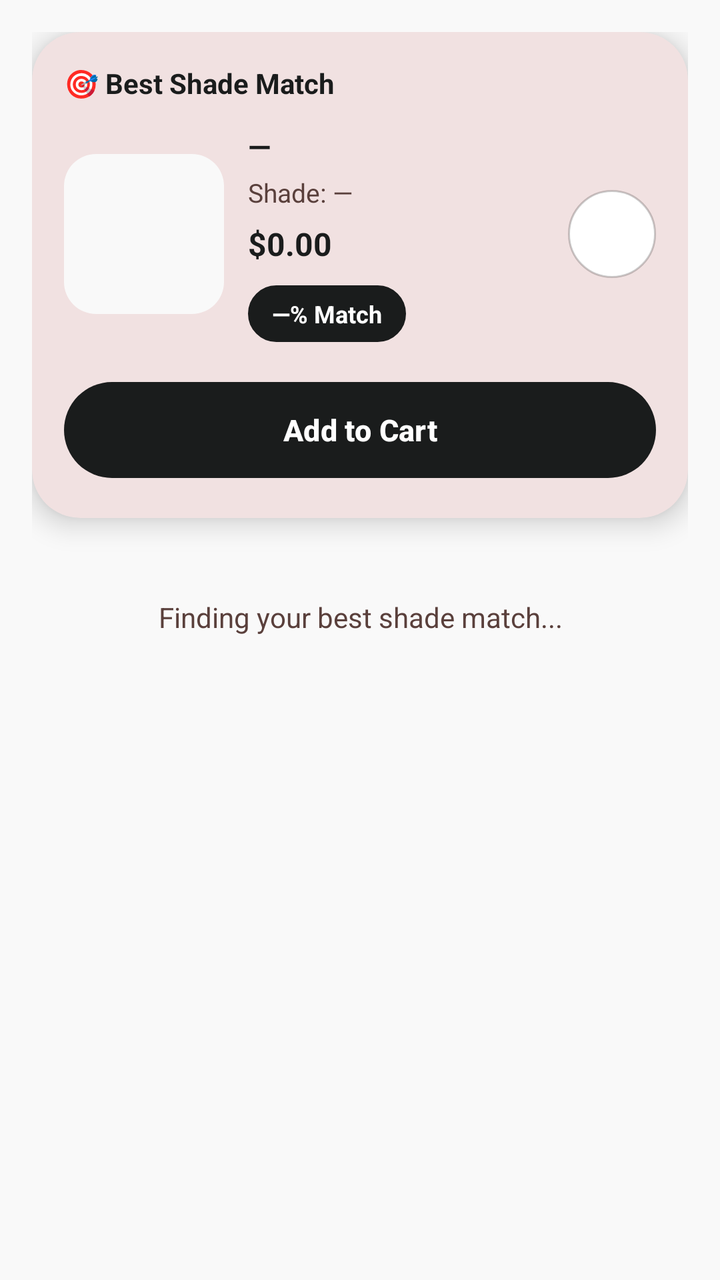
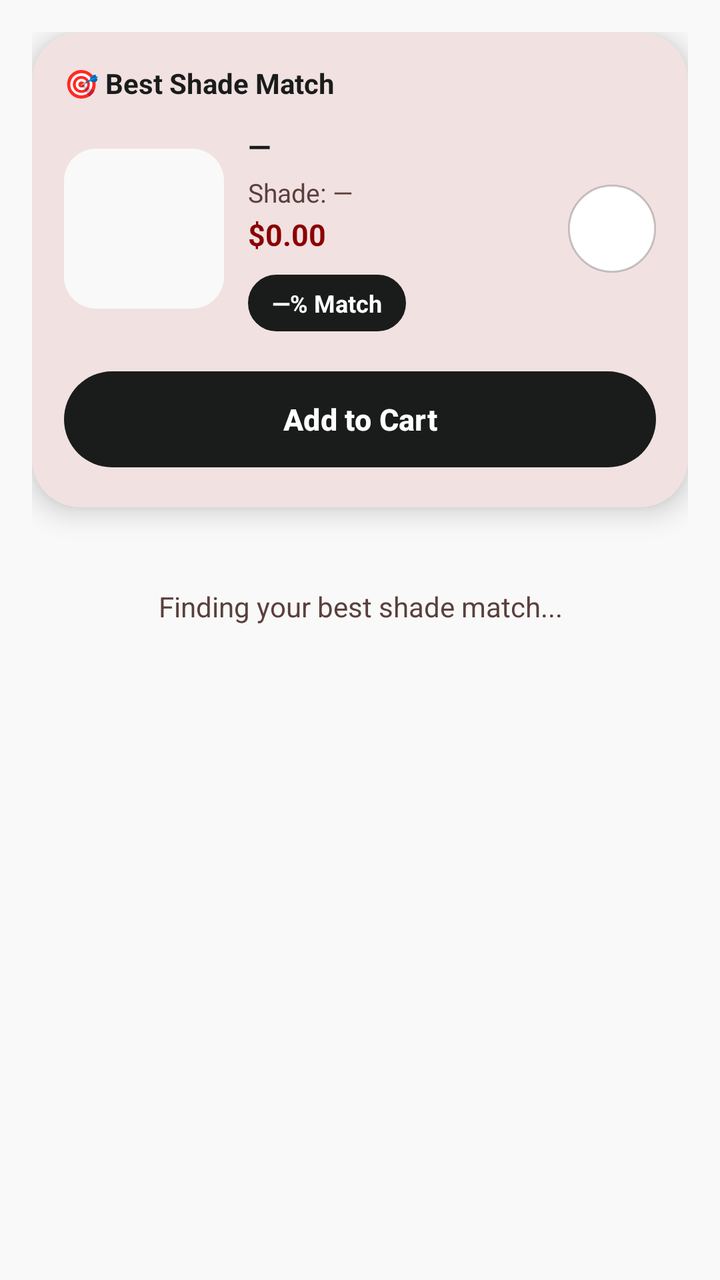

An Android layout rendered at two revisions. The XML below is the earlier revision; the diff shows what the commit changed to produce the second picture.
<!-- AndroidManifest.xml: application theme Theme.TirTirMCommerce -->
<!-- res/layout/fragment_shade_finder.xml -->
<?xml version="1.0" encoding="utf-8"?>
<androidx.core.widget.NestedScrollView xmlns:android="http://schemas.android.com/apk/res/android"
    xmlns:app="http://schemas.android.com/apk/res-auto"
    android:layout_width="match_parent"
    android:layout_height="match_parent"
    android:background="@color/tirtir_off_white">

    <LinearLayout
        android:layout_width="match_parent"
        android:layout_height="wrap_content"
        android:orientation="vertical"
        android:padding="16dp">

        
        <com.google.android.material.card.MaterialCardView
            android:layout_width="match_parent"
            android:layout_height="wrap_content"
            app:cardBackgroundColor="@color/tirtir_white"
            app:cardCornerRadius="24dp"
            app:cardElevation="8dp"
            app:strokeWidth="0dp">

            <LinearLayout
                android:layout_width="match_parent"
                android:layout_height="wrap_content"
                android:orientation="vertical"
                android:padding="16dp">

                <TextView
                    android:layout_width="match_parent"
                    android:layout_height="wrap_content"
                    android:text="🎯 Best Shade Match"
                    android:textColor="@color/tirtir_black"
                    android:textSize="14sp"
                    android:textStyle="bold" />

                <LinearLayout
                    android:layout_width="match_parent"
                    android:layout_height="wrap_content"
                    android:layout_marginTop="12dp"
                    android:gravity="center_vertical"
                    android:orientation="horizontal">

                    <com.google.android.material.imageview.ShapeableImageView
                        android:id="@+id/imgTopMatchProduct"
                        android:layout_width="80dp"
                        android:layout_height="80dp"
                        android:scaleType="centerCrop"
                        android:background="@color/tirtir_off_white"
                        app:shapeAppearanceOverlay="@style/CornerRadius16" />

                    <LinearLayout
                        android:layout_width="0dp"
                        android:layout_height="wrap_content"
                        android:layout_marginStart="12dp"
                        android:layout_weight="1"
                        android:orientation="vertical">

                        <TextView
                            android:id="@+id/tvTopMatchName"
                            android:layout_width="match_parent"
                            android:layout_height="wrap_content"
                            android:text="—"
                            android:textColor="@color/tirtir_black"
                            android:textSize="15sp"
                            android:textStyle="bold" />

                        <TextView
                            android:id="@+id/tvTopMatchShade"
                            android:layout_width="match_parent"
                            android:layout_height="wrap_content"
                            android:layout_marginTop="4dp"
                            android:text="Shade: —"
                            android:textColor="@color/tirtir_text_secondary"
                            android:textSize="13sp" />

                        <TextView
                            android:id="@+id/tvTopMatchPrice"
                            android:layout_width="match_parent"
                            android:layout_height="wrap_content"
                            android:layout_marginTop="6dp"
                            android:text="$0.00"
                            android:textColor="@color/tirtir_black"
                            android:textSize="16sp"
                            android:textStyle="bold" />

                        
                        <LinearLayout
                            android:layout_width="wrap_content"
                            android:layout_height="wrap_content"
                            android:layout_marginTop="10dp"
                            android:background="@drawable/bg_tag_premium"
                            android:backgroundTint="@color/tirtir_black"
                            android:paddingHorizontal="12dp"
                            android:paddingVertical="6dp">

                            <TextView
                                android:id="@+id/tvTopMatchPercent"
                                android:layout_width="wrap_content"
                                android:layout_height="wrap_content"
                                android:text="—% Match"
                                android:textColor="@color/tirtir_white"
                                android:textSize="12sp"
                                android:textStyle="bold" />
                        </LinearLayout>
                    </LinearLayout>

                    
                    <View
                        android:id="@+id/viewTopMatchSwatch"
                        android:layout_width="44dp"
                        android:layout_height="44dp"
                        android:background="@drawable/bg_shade_swatch_rounded"
                        android:layout_marginStart="12dp"
                        android:elevation="4dp" />
                </LinearLayout>

                
                <com.google.android.material.button.MaterialButton
                    android:id="@+id/btnTopMatchAddToCart"
                    android:layout_width="match_parent"
                    android:layout_height="56dp"
                    android:layout_marginTop="16dp"
                    android:text="Add to Cart"
                    android:textSize="15sp"
                    android:textStyle="bold"
                    app:backgroundTint="@color/tirtir_black"
                    app:cornerRadius="28dp" />
            </LinearLayout>
        </com.google.android.material.card.MaterialCardView>

        
        <TextView
            android:id="@+id/tvOtherMatchesHeader"
            android:layout_width="match_parent"
            android:layout_height="wrap_content"
            android:layout_marginTop="20dp"
            android:layout_marginBottom="8dp"
            android:text="Other matches"
            android:textColor="@color/tirtir_black"
            android:textSize="15sp"
            android:textStyle="bold"
            android:visibility="gone" />

        <androidx.recyclerview.widget.RecyclerView
            android:id="@+id/rvShadeMatches"
            android:layout_width="match_parent"
            android:layout_height="wrap_content"
            android:nestedScrollingEnabled="false" />

        
        <TextView
            android:id="@+id/tvShadeEmpty"
            android:layout_width="match_parent"
            android:layout_height="wrap_content"
            android:layout_marginTop="16dp"
            android:gravity="center"
            android:paddingVertical="24dp"
            android:text="Finding your best shade match..."
            android:textColor="@color/tirtir_text_secondary"
            android:textSize="14sp" />
    </LinearLayout>
</androidx.core.widget.NestedScrollView>
<!-- resources referenced by this layout -->
<resources>
  <color name="tirtir_black">#1A1C1C</color>
  <color name="tirtir_off_white">#F9F9F9</color>
  <color name="tirtir_text_secondary">#5A403C</color>
  <color name="tirtir_white">#FFFFFF</color>
  <!-- drawable bg_shade_swatch_rounded (drawable) -->
  <?xml version="1.0" encoding="utf-8"?>
  <shape xmlns:android="http://schemas.android.com/apk/res/android"
      android:shape="oval">
      <stroke android:width="1dp" android:color="#33000000" />
      <solid android:color="#FFFFFF" />
  </shape>
  <!-- drawable bg_tag_premium (drawable) -->
  <?xml version="1.0" encoding="utf-8"?>
  <shape xmlns:android="http://schemas.android.com/apk/res/android"
      android:shape="rectangle">
      <corners android:radius="24dp" />
      <stroke android:width="1dp" android:color="#E0E0E0" />
      <solid android:color="#FFFFFF" />
  </shape>
  <style name="CornerRadius16" parent="">
          <item name="cornerFamily">rounded</item>
          <item name="cornerSize">16dp</item>
      </style>
  <style name="Theme.TirTirMCommerce" parent="Base.Theme.TirTirMCommerce" />
  <style name="Base.Theme.TirTirMCommerce" parent="Theme.Material3.DayNight.NoActionBar">
          
          <item name="colorPrimary">@color/tirtir_red_primary</item>
          <item name="colorPrimaryDark">@color/tirtir_red_dark</item>
          <item name="colorPrimaryContainer">@color/tirtir_red_surface</item>
  
          
          <item name="colorOnPrimary">@color/tirtir_white</item>
          <item name="colorOnPrimaryContainer">@color/tirtir_red_primary</item>
  
          
          <item name="colorSecondary">@color/tirtir_black</item>
          <item name="colorOnSecondary">@color/tirtir_white</item>
          <item name="colorSecondaryContainer">@color/tirtir_red_surface</item>
          <item name="colorOnSecondaryContainer">@color/tirtir_red_primary</item>
  
          
          <item name="colorSurface">@color/tirtir_white</item>
          <item name="colorOnSurface">@color/tirtir_black</item>
          <item name="colorSurfaceVariant">@color/tirtir_off_white</item>
  
          
          <item name="android:windowBackground">@color/tirtir_off_white</item>
          <item name="android:statusBarColor">@color/tirtir_white</item>
          <item name="android:windowLightStatusBar">true</item>
  
          
          <item name="colorError">@color/tirtir_error</item>
      </style>
  <color name="tirtir_red_primary">#8B0000</color>
  <color name="tirtir_red_dark">#610000</color>
  <color name="tirtir_red_surface">#FFF4F3</color>
  <color name="tirtir_error">#D32F2F</color>
</resources>

<!-- the commit's change to res/layout/fragment_shade_finder.xml (unified diff, before → after) -->
@@ -74,15 +74,32 @@
                             android:textColor="@color/tirtir_text_secondary"
                             android:textSize="13sp" />
 
-                        <TextView
-                            android:id="@+id/tvTopMatchPrice"
+                        <LinearLayout
                             android:layout_width="match_parent"
                             android:layout_height="wrap_content"
-                            android:layout_marginTop="6dp"
-                            android:text="$0.00"
-                            android:textColor="@color/tirtir_black"
-                            android:textSize="16sp"
-                            android:textStyle="bold" />
+                            android:layout_marginTop="2dp"
+                            android:orientation="horizontal"
+                            android:gravity="center_vertical">
+
+                            <TextView
+                                android:id="@+id/tvTopMatchOriginalPrice"
+                                android:layout_width="wrap_content"
+                                android:layout_height="wrap_content"
+                                android:layout_marginEnd="8dp"
+                                android:text="$0.00"
+                                android:textColor="@color/tirtir_text_secondary"
+                                android:textSize="12sp"
+                                android:visibility="gone" />
+
+                            <TextView
+                                android:id="@+id/tvTopMatchPrice"
+                                android:layout_width="wrap_content"
+                                android:layout_height="wrap_content"
+                                android:text="$0.00"
+                                android:textColor="@color/tirtir_red_primary"
+                                android:textSize="15sp"
+                                android:textStyle="bold" />
+                        </LinearLayout>
 
                         
                         <LinearLayout
